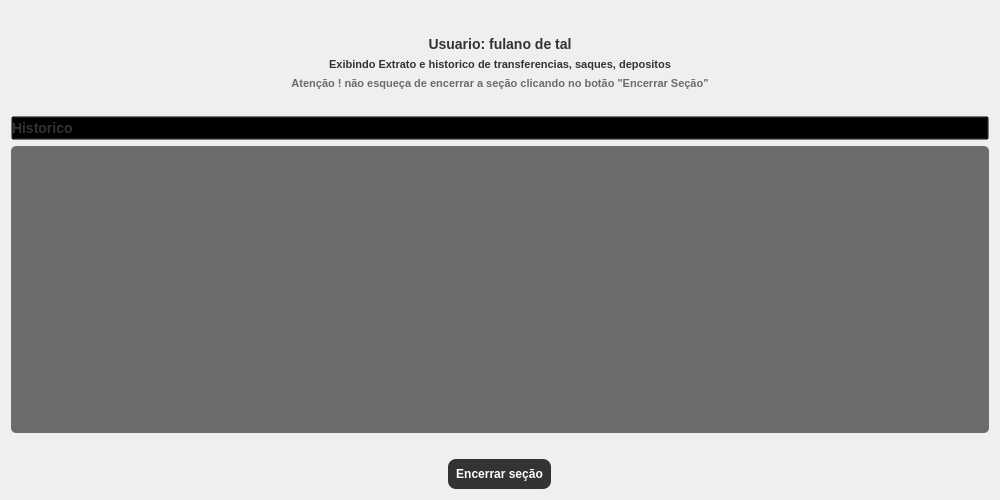
Before: the Qt Designer form Telas/tela_extrato.ui in joaocarlos-losfe/Python-PyQt5-Banco, drawn with Qt 5.
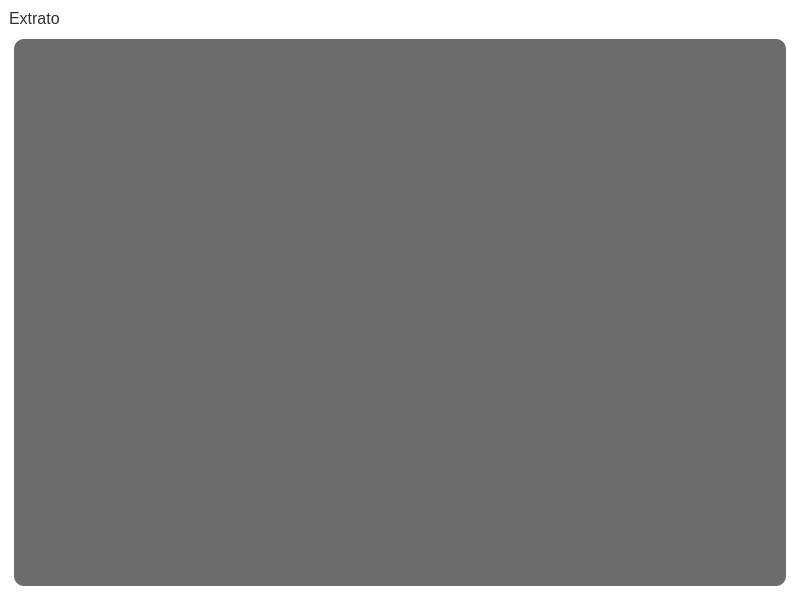
After: the same form once the commit is applied. Icons and pictures are not drawn.

Commit message: criação de tela de extrato, correção de saque, correção do mostrador de senha

```diff
--- a/Telas/tela_extrato.ui
+++ b/Telas/tela_extrato.ui
@@ -1,207 +1,52 @@
 <?xml version="1.0" encoding="UTF-8"?>
 <ui version="4.0">
- <class>Ui_Tela_Extrato</class>
- <widget class="QWidget" name="Ui_Tela_Extrato">
+ <class>MainWindow</class>
+ <widget class="QMainWindow" name="MainWindow">
   <property name="geometry">
    <rect>
     <x>0</x>
     <y>0</y>
-    <width>1000</width>
-    <height>500</height>
+    <width>800</width>
+    <height>600</height>
    </rect>
   </property>
+  <property name="font">
+   <font>
+    <pointsize>1</pointsize>
+   </font>
+  </property>
   <property name="windowTitle">
    <string>tela extrato</string>
   </property>
-  <layout class="QHBoxLayout" name="horizontalLayout_2">
-   <item>
-    <layout class="QHBoxLayout" name="horizontalLayout">
-     <item>
-      <layout class="QVBoxLayout" name="verticalLayout">
-       <item>
-        <spacer name="verticalSpacer_2">
-         <property name="orientation">
-          <enum>Qt::Vertical</enum>
-         </property>
-         <property name="sizeType">
-          <enum>QSizePolicy::Maximum</enum>
-         </property>
-         <property name="sizeHint" stdset="0">
-          <size>
-           <width>20</width>
-           <height>25</height>
-          </size>
-         </property>
-        </spacer>
-       </item>
-       <item>
-        <widget class="QLabel" name="lbl_ext_usuario">
-         <property name="styleSheet">
-          <string notr="true">font-weight: bold; font-size: 14px; color: #333333;</string>
-         </property>
-         <property name="text">
-          <string>Usuario: fulano de tal</string>
-         </property>
-         <property name="alignment">
-          <set>Qt::AlignCenter</set>
-         </property>
-        </widget>
-       </item>
-       <item>
-        <widget class="QLabel" name="label">
-         <property name="styleSheet">
-          <string notr="true">font-weight: bold; font-size: 11px; color: #333333;</string>
-         </property>
-         <property name="text">
-          <string>Exibindo Extrato e historico de transferencias, saques, depositos</string>
-         </property>
-         <property name="alignment">
-          <set>Qt::AlignCenter</set>
-         </property>
-        </widget>
-       </item>
-       <item>
-        <widget class="QLabel" name="label_3">
-         <property name="styleSheet">
-          <string notr="true">font-weight: bold; font-size: 11px; color: #6C6C6C;;</string>
-         </property>
-         <property name="text">
-          <string>Atenção ! não esqueça de encerrar a seção clicando no botão &quot;Encerrar Seção&quot;</string>
-         </property>
-         <property name="alignment">
-          <set>Qt::AlignCenter</set>
-         </property>
-        </widget>
-       </item>
-       <item>
-        <spacer name="verticalSpacer">
-         <property name="orientation">
-          <enum>Qt::Vertical</enum>
-         </property>
-         <property name="sizeType">
-          <enum>QSizePolicy::Maximum</enum>
-         </property>
-         <property name="sizeHint" stdset="0">
-          <size>
-           <width>20</width>
-           <height>20</height>
-          </size>
-         </property>
-        </spacer>
-       </item>
-       <item>
-        <widget class="QPushButton" name="pushButton">
-         <property name="styleSheet">
-          <string notr="true">background-color: transparent; color: #333333;font-size: 14px; font-weight: bold; text-align: left;</string>
-         </property>
-         <property name="text">
-          <string>Historico</string>
-         </property>
-         <property name="icon">
-          <iconset>
-           <normaloff>../Assets/dashboard.png</normaloff>../Assets/dashboard.png</iconset>
-         </property>
-         <property name="iconSize">
-          <size>
-           <width>28</width>
-           <height>28</height>
-          </size>
-         </property>
-        </widget>
-       </item>
-       <item>
-        <layout class="QHBoxLayout" name="horizontalLayout_4">
-         <item>
-          <widget class="QListView" name="list_view_ext_extrato">
-           <property name="styleSheet">
-            <string notr="true">background-color: #6C6C6C; color: white; padding: 5px; corner-radius: 10px; font-size: 14px; font-weight: bold; border-radius: 5px;</string>
-           </property>
-           <property name="viewMode">
-            <enum>QListView::ListMode</enum>
-           </property>
-           <property name="modelColumn">
-            <number>0</number>
-           </property>
-           <property name="uniformItemSizes">
-            <bool>true</bool>
-           </property>
-           <property name="selectionRectVisible">
-            <bool>false</bool>
-           </property>
-           <property name="itemAlignment">
-            <set>Qt::AlignLeading</set>
-           </property>
-          </widget>
-         </item>
-        </layout>
-       </item>
-       <item>
-        <spacer name="verticalSpacer_4">
-         <property name="orientation">
-          <enum>Qt::Vertical</enum>
-         </property>
-         <property name="sizeType">
-          <enum>QSizePolicy::Maximum</enum>
-         </property>
-         <property name="sizeHint" stdset="0">
-          <size>
-           <width>20</width>
-           <height>20</height>
-          </size>
-         </property>
-        </spacer>
-       </item>
-       <item>
-        <layout class="QHBoxLayout" name="horizontalLayout_3">
-         <item>
-          <spacer name="horizontalSpacer_2">
-           <property name="orientation">
-            <enum>Qt::Horizontal</enum>
-           </property>
-           <property name="sizeType">
-            <enum>QSizePolicy::Maximum</enum>
-           </property>
-           <property name="sizeHint" stdset="0">
-            <size>
-             <width>450</width>
-             <height>20</height>
-            </size>
-           </property>
-          </spacer>
-         </item>
-         <item>
-          <widget class="QPushButton" name="btn_ext_encerrar">
-           <property name="styleSheet">
-            <string notr="true">background-color: #333333; color: white; padding: 8px; font-weight: bold; font-size: 12px; border-radius: 8px</string>
-           </property>
-           <property name="text">
-            <string>Encerrar seção</string>
-           </property>
-          </widget>
-         </item>
-         <item>
-          <spacer name="horizontalSpacer">
-           <property name="orientation">
-            <enum>Qt::Horizontal</enum>
-           </property>
-           <property name="sizeType">
-            <enum>QSizePolicy::Maximum</enum>
-           </property>
-           <property name="sizeHint" stdset="0">
-            <size>
-             <width>450</width>
-             <height>20</height>
-            </size>
-           </property>
-          </spacer>
-         </item>
-        </layout>
-       </item>
-      </layout>
-     </item>
-    </layout>
-   </item>
-  </layout>
+  <property name="styleSheet">
+   <string notr="true">background-color: rgb(255, 255, 255);</string>
+  </property>
+  <widget class="QWidget" name="centralwidget">
+   <layout class="QVBoxLayout" name="verticalLayout_2">
+    <item>
+     <layout class="QVBoxLayout" name="verticalLayout">
+      <item>
+       <widget class="QLabel" name="label">
+        <property name="styleSheet">
+         <string notr="true">color:#333333;font-size:16px;text-alighn:center;</string>
+        </property>
+        <property name="text">
+         <string>Extrato</string>
+        </property>
+       </widget>
+      </item>
+      <item>
+       <widget class="QListWidget" name="lw_extrato">
+        <property name="styleSheet">
+         <string notr="true">background-color: rgb(108, 108, 108);margin:5px;border-radius: 10px;
+</string>
+        </property>
+       </widget>
+      </item>
+     </layout>
+    </item>
+   </layout>
+  </widget>
  </widget>
  <resources/>
  <connections/>
```
Left out of the diff: 2 changed lines with no effect on the pictures. The commit also changes 11 other files.
